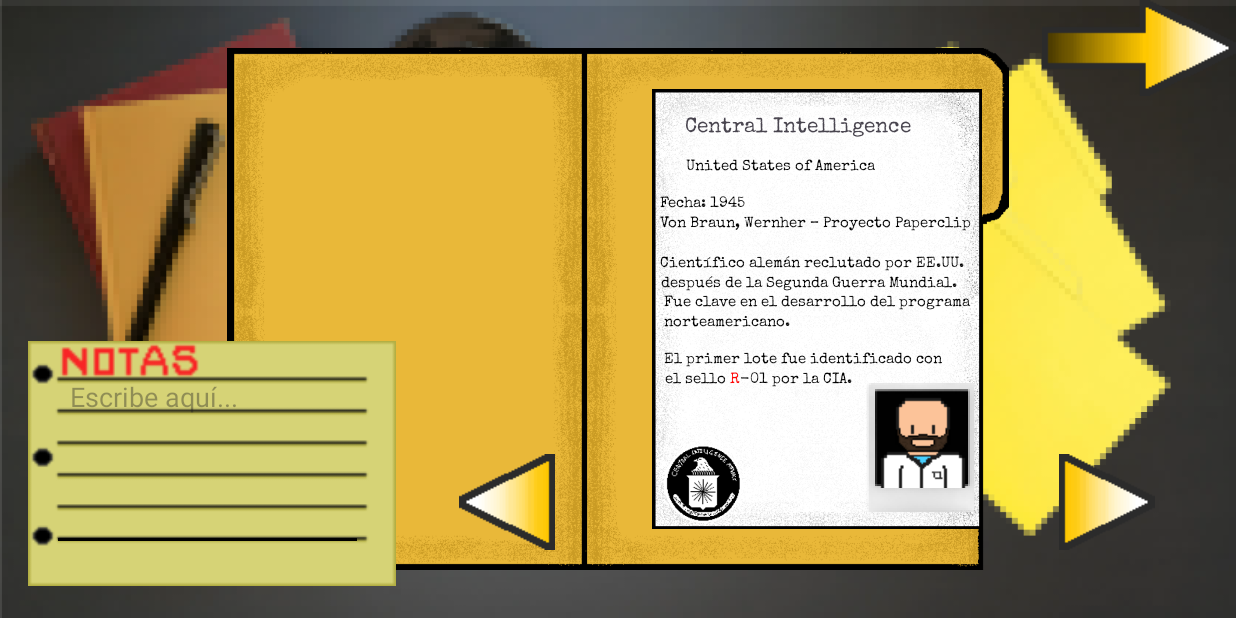
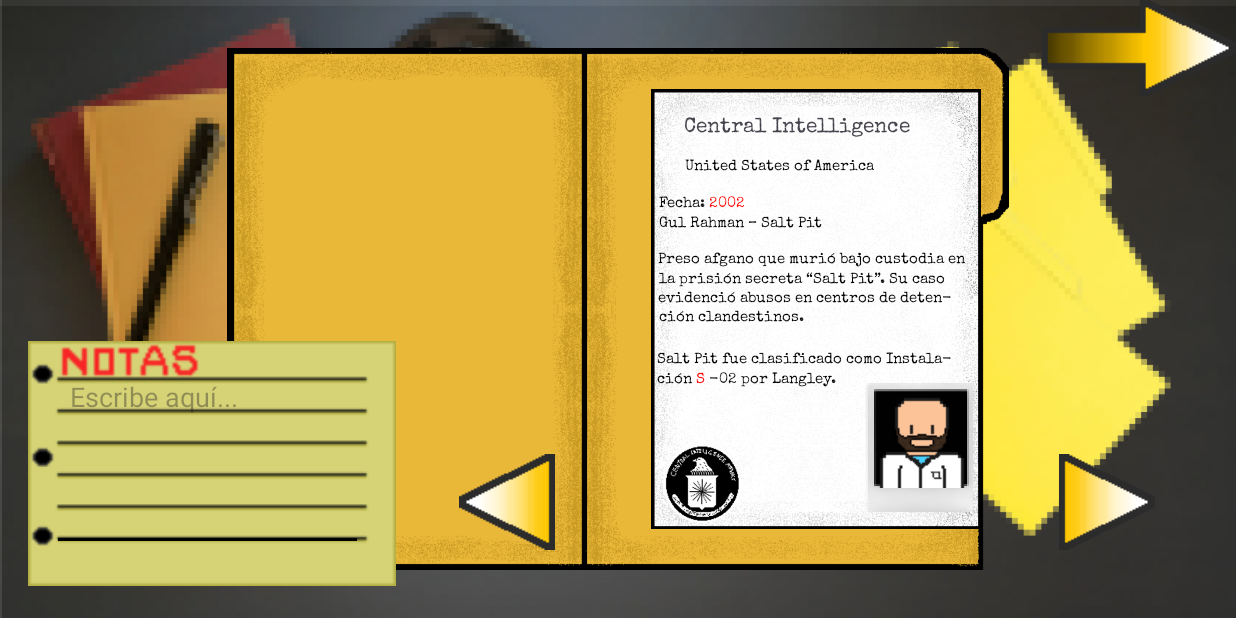
Before and after one commit to Maria7703/Videojuego, an Android app: the DemoActivity screen opened directly, with no data from a screen before it, on a phone screen of 824 x 412 dp (held sideways). Run offline under Robolectric (Android 15) with nearby library versions, the phone set to English and light mode, and no system bars.

Commit message:
cambio de color de fechas

```diff
--- a/app/src/main/res/layout/demmo.xml
+++ b/app/src/main/res/layout/demmo.xml
@@ -38,7 +38,7 @@
         android:id="@+id/hoja3"
         android:layout_width="match_parent"
         android:layout_height="match_parent"
-        android:visibility="visible"
+        android:visibility="gone"
         tools:layout_editor_absoluteX="-317dp"
         tools:layout_editor_absoluteY="0dp">
 
@@ -193,7 +193,7 @@
             android:layout_width="wrap_content"
             android:layout_height="wrap_content"
             android:fontFamily="@font/special_elite"
-            android:text="Fecha: 1945"
+            android:text="@string/fecha1945"
             android:textColor='#000000'
             android:textSize="10sp"
             app:layout_constraintBottom_toBottomOf="@+id/fondoHoja"
@@ -387,7 +387,7 @@
             android:layout_width="wrap_content"
             android:layout_height="wrap_content"
             android:fontFamily="@font/special_elite"
-            android:text="Fecha: 1953"
+            android:text="@string/fecha1953"
             android:textSize="10sp"
             app:layout_constraintBottom_toBottomOf="@+id/fondoHoja2"
             app:layout_constraintEnd_toEndOf="@+id/fondoHoja2"
@@ -608,7 +608,7 @@
             android:layout_width="wrap_content"
             android:layout_height="wrap_content"
             android:fontFamily="@font/special_elite"
-            android:text="Fecha: 1962"
+            android:text="@string/fecha1962"
             android:textSize="10sp"
             app:layout_constraintBottom_toBottomOf="@+id/fondoHoja3"
             app:layout_constraintEnd_toEndOf="@+id/fondoHoja3"
@@ -798,7 +798,7 @@
             android:layout_width="wrap_content"
             android:layout_height="wrap_content"
             android:fontFamily="@font/special_elite"
-            android:text="Fecha: 1994"
+            android:text="@string/fecha1994"
             android:textSize="10sp"
             app:layout_constraintBottom_toBottomOf="@+id/fondoHoja_4"
             app:layout_constraintEnd_toEndOf="@+id/fondoHoja_4"
@@ -853,7 +853,7 @@
         android:layout_height="match_parent"
         tools:layout_editor_absoluteX="136dp"
         tools:layout_editor_absoluteY="16dp"
-        android:visibility="gone">
+        android:visibility="visible">
 
         <ImageView
             android:id="@+id/fondoHoja5"
@@ -1005,7 +1005,7 @@
             android:layout_width="wrap_content"
             android:layout_height="wrap_content"
             android:fontFamily="@font/special_elite"
-            android:text="Fecha: 2002"
+            android:text="@string/fecha2002"
             android:textColor='#000000'
             android:textSize="10sp"
             app:layout_constraintBottom_toBottomOf="@+id/fondoHoja5"
--- a/app/src/main/res/values/strings.xml
+++ b/app/src/main/res/values/strings.xml
@@ -5,4 +5,9 @@
     <string name="letraA"><font color='#FF0000'>A</font>-62 como amenaza.</string>
     <string name="letraL">La sección <font color='#FF0000'>L</font> del archivo contenía la</string>
     <string name="letraS">ción <font color='#FF0000'>S</font> -02 por Langley.</string>
+    <string name="fecha1945">Fecha:  <font color='#FF0000'>1945</font></string>
+    <string name="fecha1953">Fecha:  <font color='#FF0000'>1953</font></string>
+    <string name="fecha1962">Fecha:  <font color='#FF0000'>1962</font></string>
+    <string name="fecha1994">Fecha:  <font color='#FF0000'>1994</font></string>
+    <string name="fecha2002">Fecha:  <font color='#FF0000'>2002</font></string>
 </resources>
```
